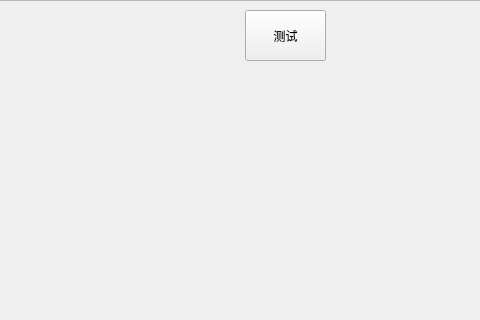
Qt form animation/animationTest.ui (KikyoShaw/QtWidgetsApplication) before a commit; both pictures show x 285 to 765 and y 0 to 320 of the 1115 by 822 pixel window.
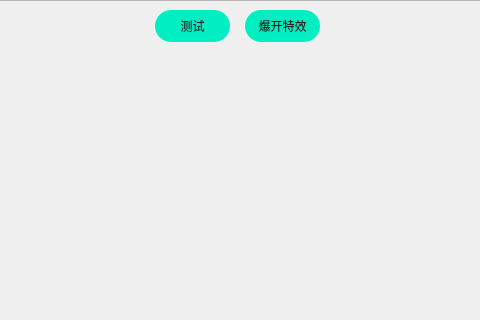
The same form after that commit. Icons and pictures are not drawn.

Commit message: 爆开动效整理成类

Diff of the .ui file:
```diff
--- a/animation/animationTest.ui
+++ b/animation/animationTest.ui
@@ -32,7 +32,15 @@
    <item>
     <widget class="QFrame" name="frame">
      <property name="styleSheet">
-      <string notr="true"/>
+      <string notr="true">QPushButton
+{
+background: #01EEC3;
+border-radius: 16px;
+font-size: 12px;
+font-family: 微软雅黑;
+color: #212426;
+}
+</string>
      </property>
      <property name="frameShape">
       <enum>QFrame::StyledPanel</enum>
@@ -61,9 +69,28 @@
        <rect>
         <x>530</x>
         <y>10</y>
-        <width>81</width>
-        <height>51</height>
+        <width>75</width>
+        <height>32</height>
        </rect>
+      </property>
+      <property name="cursor">
+       <cursorShape>PointingHandCursor</cursorShape>
+      </property>
+      <property name="text">
+       <string>爆开特效</string>
+      </property>
+     </widget>
+     <widget class="QPushButton" name="pushButton2">
+      <property name="geometry">
+       <rect>
+        <x>440</x>
+        <y>10</y>
+        <width>75</width>
+        <height>32</height>
+       </rect>
+      </property>
+      <property name="cursor">
+       <cursorShape>PointingHandCursor</cursorShape>
       </property>
       <property name="text">
        <string>测试</string>
```
The commit also changes 6 other files.
